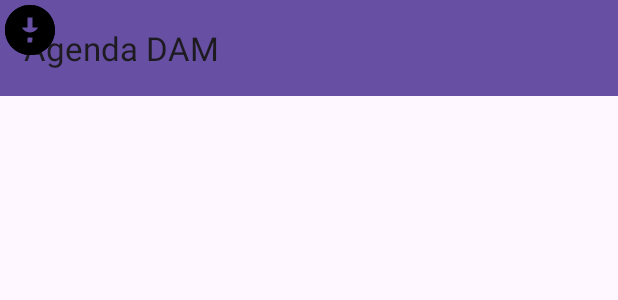
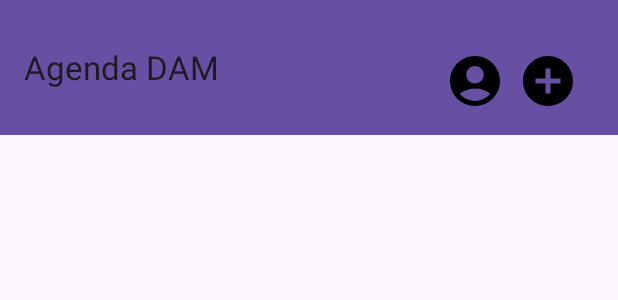
Before and after one commit to navfer/AgendaDAM, an Android app: the layout activity_main.xml on its own in the app's theme, with its tools: preview values and no code run, on a phone screen of 412 x 824 dp. Shown: the top 300 px of the screen. Run offline under Robolectric (Android 15) with nearby library versions, the phone set to English and light mode, and no system bars.

Commit message:
StatusBar transparente y arreglo de botones

```diff
--- a/app/build.gradle.kts
+++ b/app/build.gradle.kts
@@ -5,7 +5,7 @@ plugins {
 
 android {
     namespace = "com.navfer.agendadam"
-    compileSdk = 34
+    compileSdk = 35
 
     defaultConfig {
         applicationId = "com.navfer.agendadam"
--- a/app/src/main/res/layout/activity_main.xml
+++ b/app/src/main/res/layout/activity_main.xml
@@ -13,32 +13,39 @@
     <androidx.appcompat.widget.Toolbar
         android:id="@+id/toolbar"
         android:layout_width="match_parent"
-        android:layout_height="wrap_content"
+        android:layout_height="90dp"
         android:background="?attr/colorPrimary"
         android:minHeight="?attr/actionBarSize"
         android:theme="?attr/actionBarTheme"
         app:layout_constraintStart_toStartOf="parent"
         app:layout_constraintTop_toTopOf="parent"
-        app:title="Agenda DAM"
-        />
+        app:title="Agenda DAM" />
 
     <ImageView
         android:id="@+id/imageView2"
         android:layout_width="40dp"
         android:layout_height="40dp"
+        app:layout_constraintBottom_toBottomOf="parent"
+        app:layout_constraintEnd_toEndOf="@+id/toolbar"
+        app:layout_constraintHorizontal_bias="0.797"
+        app:layout_constraintStart_toStartOf="parent"
+        app:layout_constraintTop_toTopOf="parent"
+        app:layout_constraintVertical_bias="0.043"
         app:srcCompat="@drawable/baseline_account_circle_24"
-        tools:ignore="MissingConstraints"
-        tools:layout_editor_absoluteX="295dp"
-        tools:layout_editor_absoluteY="16dp" />
+        tools:ignore="MissingConstraints" />
 
     <ImageView
         android:id="@+id/imageView3"
         android:layout_width="40dp"
         android:layout_height="40dp"
+        app:layout_constraintBottom_toBottomOf="parent"
+        app:layout_constraintEnd_toEndOf="parent"
+        app:layout_constraintHorizontal_bias="0.929"
+        app:layout_constraintStart_toStartOf="parent"
+        app:layout_constraintTop_toTopOf="parent"
+        app:layout_constraintVertical_bias="0.043"
         app:srcCompat="@drawable/baseline_add_circle_24"
-        tools:ignore="MissingConstraints"
-        tools:layout_editor_absoluteX="355dp"
-        tools:layout_editor_absoluteY="16dp" />
+        tools:ignore="MissingConstraints" />
 
 
 </androidx.constraintlayout.widget.ConstraintLayout>
--- a/app/src/main/res/values/themes.xml
+++ b/app/src/main/res/values/themes.xml
@@ -3,6 +3,7 @@
     <style name="Base.Theme.AgendaDAM" parent="Theme.Material3.DayNight.NoActionBar">
         <!-- Customize your light theme here. -->
         <!-- <item name="colorPrimary">@color/my_light_primary</item> -->
+        <item name="android:statusBarColor">@android:color/transparent</item>
     </style>
 
     <style name="Theme.AgendaDAM" parent="Base.Theme.AgendaDAM" />
```
Also changed, not shown: app/src/main/res/layout/listado_personas.xml (+7 -3 lines), app/src/main/res/layout/nueva_persona.xml (+7 -3 lines).
